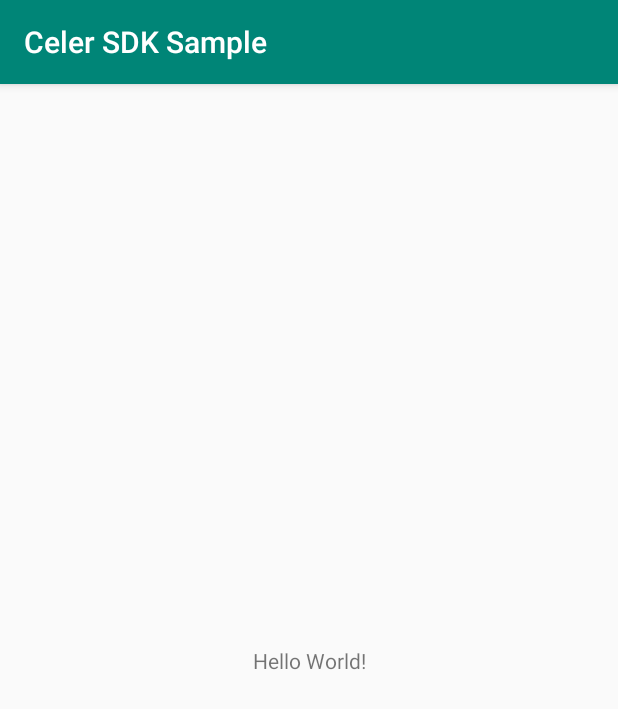
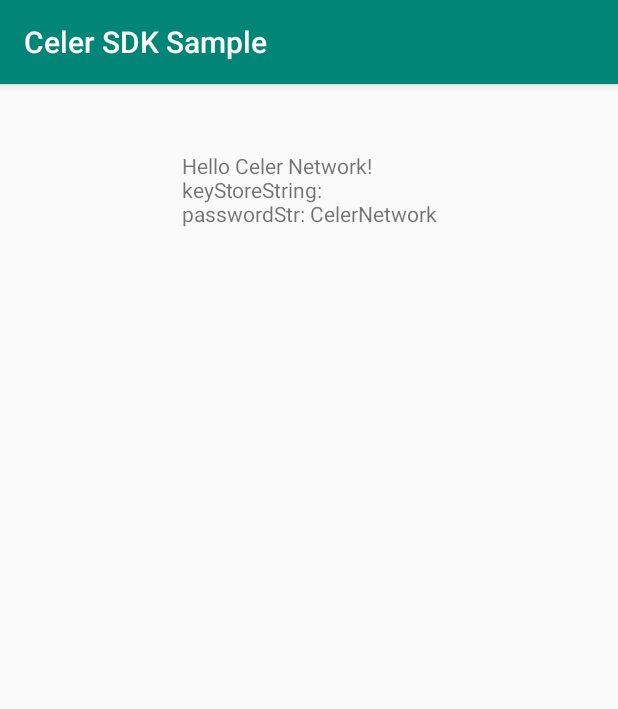
Before and after one commit to etao36/Celer-Android-SDK, an Android app: the screen it shows after launch (MainActivity), on a phone screen of 412 x 824 dp. Shown: the top 709 px of the screen. Run offline under Robolectric (Android 15) with nearby library versions, the phone set to English and light mode, and no system bars; libraries missing offline, so code that uses them is left out: network.celer.geth, network.celer.mobile; 8 statements that could not run were skipped.

Commit message:
feature: show log in textview

```diff
--- a/Android/sample/app/src/main/java/com/example/myapplication/MainActivity.kt
+++ b/Android/sample/app/src/main/java/com/example/myapplication/MainActivity.kt
@@ -2,7 +2,7 @@ package com.example.myapplication
 
 import android.os.Bundle
 import android.support.v7.app.AppCompatActivity
-import android.util.Log
+import kotlinx.android.synthetic.main.activity_main.*
 import network.celer.mobile.Client
 import network.celer.mobile.Mobile
 import java.io.File
@@ -32,24 +32,24 @@ class MainActivity : AppCompatActivity() {
         passwordStr = KeyStoreHelper().getPassword()
 
 
-        Log.e("GoLog", "keyStoreString: ${keyStoreString}")
-        Log.e("GoLog", "passwordStr: ${passwordStr}")
+        addLog("keyStoreString: ${keyStoreString}")
+        addLog("passwordStr: ${passwordStr}")
 
         val profileStr = getString(R.string.cprofile, datadir)
 
-        // get Celer Client
+        // Init Celer Client
         try {
             client = Mobile.newClient(keyStoreString, passwordStr, profileStr)
         } catch(e: Exception) {
-            Log.e("GoLog", "Error: ${e.localizedMessage}")
+            addLog("Init Celer Client Error: ${e.localizedMessage}")
         }
 
-        // join celer network
+        // Join Celer Network
         try {
             client?.joinCeler("0x0", clientSideDepositAmount, serverSideDepositAmount)
-            print("Balance: ${client?.getBalance(1)?.available}")
+            addLog("Balance: ${client?.getBalance(1)?.available}")
         } catch (e: Exception) {
-            Log.e("GoLog", "Error: ${e.localizedMessage}")
+            addLog("Join Celer Network Error: ${e.localizedMessage}")
 
         }
 
@@ -57,17 +57,16 @@ class MainActivity : AppCompatActivity() {
         try {
             receiverAddr = "0x2718aaa01fc6fa27dd4d6d06cc569c4a0f34d399"
             val hasJoin = client?.hasJoinedCeler(receiverAddr)
-            print(hasJoin)
+            addLog("hasJoin: $hasJoin")
         } catch (e: Exception) {
-            Log.e("GoLog", "Error: ${e.localizedMessage}")
-
+            addLog("check Error: ${e.localizedMessage}")
         }
 
         // send cETH to an address
         try {
             client?.sendPay(receiverAddr, transferAmount)
         } catch (e: Exception) {
-            Log.e("GoLog", "Error: ${e.localizedMessage}")
+            addLog("send cETH Error: ${e.localizedMessage}")
 
         }
     }
@@ -79,4 +78,10 @@ class MainActivity : AppCompatActivity() {
         }
         datadir = generaFile.path
     }
+
+
+    fun addLog(txt: String?) {
+        logtext.append("\n" + txt)
+    }
+
 }
--- a/Android/sample/app/src/main/res/layout/activity_main.xml
+++ b/Android/sample/app/src/main/res/layout/activity_main.xml
@@ -7,12 +7,16 @@
     tools:context=".MainActivity">
 
     <TextView
+        android:id="@+id/logtext"
         android:layout_width="wrap_content"
         android:layout_height="wrap_content"
-        android:text="Hello World!"
+        android:layout_marginTop="16dp"
+        android:text="Hello Celer Network!"
         app:layout_constraintBottom_toBottomOf="parent"
         app:layout_constraintLeft_toLeftOf="parent"
         app:layout_constraintRight_toRightOf="parent"
-        app:layout_constraintTop_toTopOf="parent" />
+        app:layout_constraintTop_toTopOf="parent"
+        app:layout_constraintVertical_bias="0.041"
+        />
 
 </android.support.constraint.ConstraintLayout>
```
